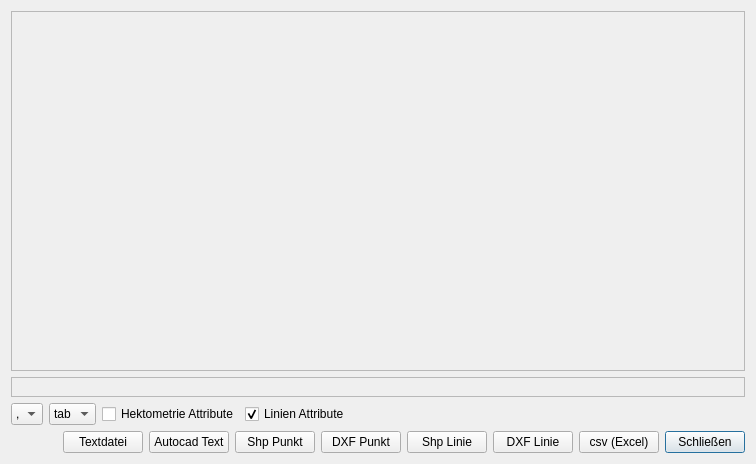
This is VoGISProfilToolMain/ui/ui_vogisprofiltoolplot.ui in BergWerkGIS/VoGIS-Profil-Tool as Qt 5 draws it before an edit. The edited form follows.
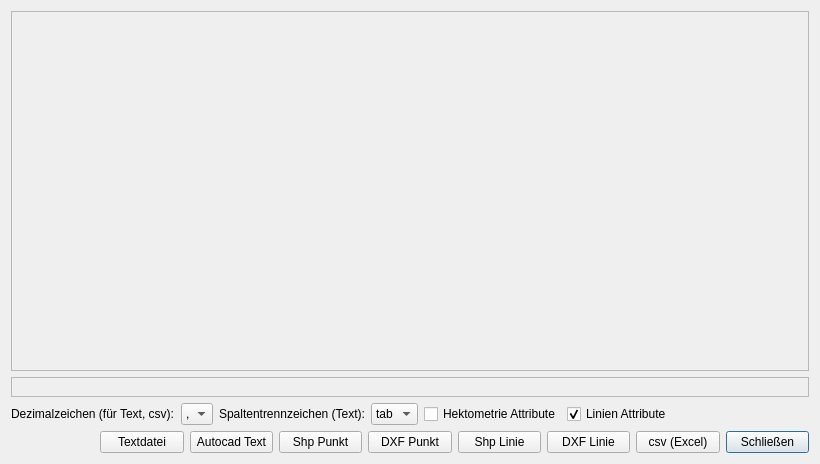
This is the edited form.

Diff of the .ui file:
```diff
--- a/VoGISProfilToolMain/ui/ui_vogisprofiltoolplot.ui
+++ b/VoGISProfilToolMain/ui/ui_vogisprofiltoolplot.ui
@@ -6,7 +6,7 @@
    <rect>
     <x>0</x>
     <y>0</y>
-    <width>756</width>
+    <width>820</width>
     <height>464</height>
    </rect>
   </property>
@@ -77,6 +77,13 @@
      </item>
      <item row="2" column="0" colspan="9">
       <layout class="QHBoxLayout" name="horizontalLayout">
+       <item>
+        <widget class="QLabel" name="label">
+         <property name="text">
+          <string>Dezimalzeichen (für Text, csv):</string>
+         </property>
+        </widget>
+       </item>
        <item>
         <widget class="QComboBox" name="IDC_cbDecimalDelimiter">
          <item>
@@ -91,6 +98,13 @@
          </item>
         </widget>
        </item>
+       <item>
+        <widget class="QLabel" name="label_2">
+         <property name="text">
+          <string>Spaltentrennzeichen (Text):</string>
+         </property>
+        </widget>
+       </item>
        <item>
         <widget class="QComboBox" name="IDC_cbDelimiter">
          <property name="editable">
```
Left out of the diff: 2 changed lines with no effect on the pictures.
